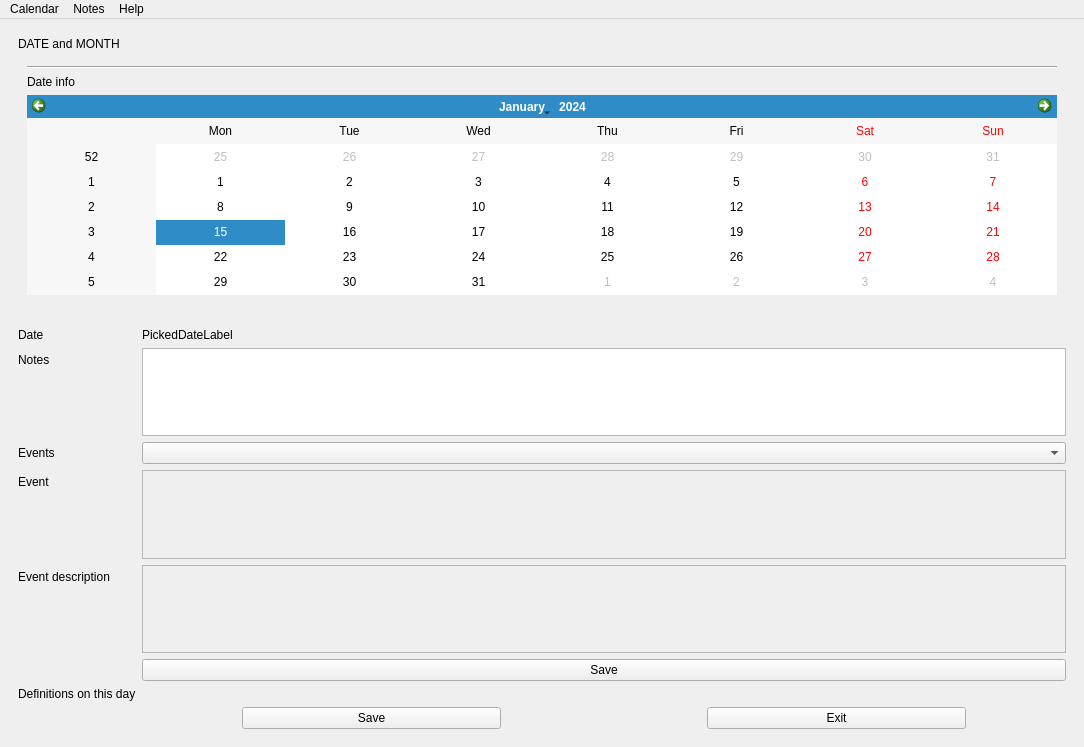
Old version of the form OCAN.ui in the repository Foolfl1ckz/OpenCalendarAndNotes.
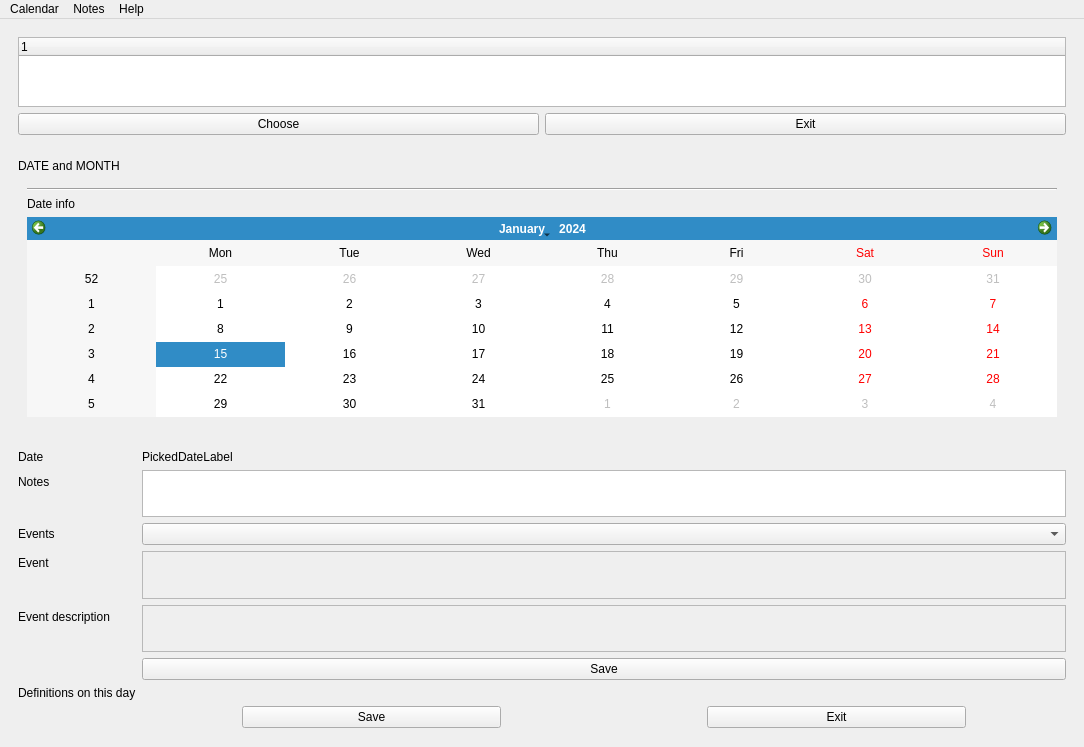
New version of the form.

What changed in the file:
```diff
--- a/OCAN.ui
+++ b/OCAN.ui
@@ -44,6 +44,45 @@
       <property name="sizeConstraint">
        <enum>QLayout::SetDefaultConstraint</enum>
       </property>
+      <item>
+       <widget class="QWidget" name="NoteLoadPage" native="true">
+        <property name="minimumSize">
+         <size>
+          <width>0</width>
+          <height>0</height>
+         </size>
+        </property>
+        <layout class="QVBoxLayout" name="verticalLayout_6">
+         <item>
+          <widget class="QTreeWidget" name="noteTreeView">
+           <column>
+            <property name="text">
+             <string notr="true">1</string>
+            </property>
+           </column>
+          </widget>
+         </item>
+         <item>
+          <layout class="QHBoxLayout" name="noteLoadButtons">
+           <item>
+            <widget class="QPushButton" name="notLoadExitPushButton">
+             <property name="text">
+              <string>Choose</string>
+             </property>
+            </widget>
+           </item>
+           <item>
+            <widget class="QPushButton" name="notLoadChoosePushButton">
+             <property name="text">
+              <string>Exit</string>
+             </property>
+            </widget>
+           </item>
+          </layout>
+         </item>
+        </layout>
+       </widget>
+      </item>
       <item>
        <widget class="QWidget" name="CalendarPage" native="true">
         <layout class="QVBoxLayout" name="verticalLayout_2">
```
Left out of the diff: 15 changed lines with no effect on the pictures.
